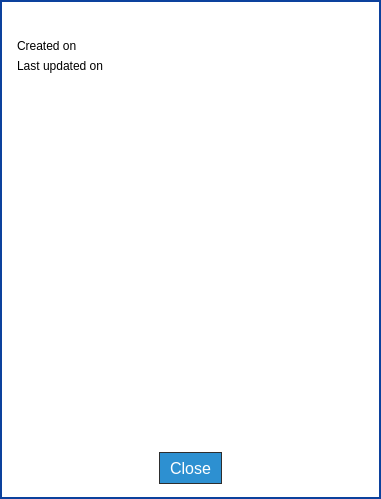
The window that parsec/core/gui/forms/file_history_dialog.ui (stjordanis/parsec-cloud) describes before a commit, drawn with Qt 5.
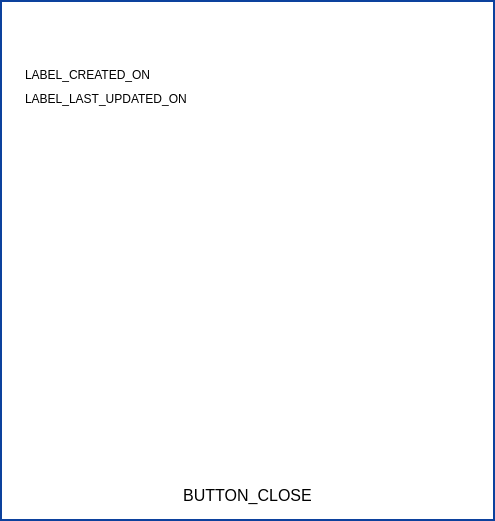
The same window after the commit. Icons and pictures are not drawn. Custom widgets are drawn as their Qt base class.

Commit message: [GUI] Improve file history style

```diff
--- a/parsec/core/gui/forms/file_history_dialog.ui
+++ b/parsec/core/gui/forms/file_history_dialog.ui
@@ -6,17 +6,18 @@
    <rect>
     <x>0</x>
     <y>0</y>
-    <width>381</width>
-    <height>499</height>
+    <width>495</width>
+    <height>521</height>
    </rect>
   </property>
   <property name="windowTitle">
    <string>Dialog</string>
   </property>
   <property name="styleSheet">
-   <string notr="true">QDialog#FileHistoryDialog
+   <string notr="true">#button_close_corner
 {
-background-color: rgb(255, 255, 255);
+border: none;
+background-color: none;
 }</string>
   </property>
   <layout class="QVBoxLayout" name="verticalLayout">
@@ -39,70 +40,83 @@
 {
 border: 2px solid rgb(12, 65, 157);
 background-color: rgb(255, 255, 255);
-}
-
-QLineEdit
-{
-border: 1px solid rgb(46, 46, 46);
-padding-left: 10px;
-color: rgb(0, 0, 0);
-}
-
-QLineEdit:disabled
-{
-background-color: rgb(200, 200, 200);
-}
-
-QComboBox
-{
-border: 1px solid rgb(46, 46, 46);
-background-color: white;
-color: black;
-padding-left: 5px;
-}
-
-QComboBox:disabled
-{
-background-color: rgb(220, 220, 220);
-}
-
-QComboBox::drop-down
-{
-border: 0px;
-background-color: rgb(255, 255, 255);
-}
-
-QComboBox::down-arrow
-{
-image: url(:/icons/images/icons/down-arrow.png);
-width: 16px;
-height: 16px;
-padding-right: 5px;
-}
-
-QComboBox::drop-down:disabled
-{
-background-color: rgb(220, 220, 220);
 }</string>
      </property>
      <layout class="QVBoxLayout" name="verticalLayout_2">
       <property name="leftMargin">
-       <number>2</number>
+       <number>0</number>
       </property>
       <property name="topMargin">
-       <number>15</number>
+       <number>0</number>
       </property>
       <property name="rightMargin">
-       <number>2</number>
+       <number>0</number>
       </property>
       <property name="bottomMargin">
-       <number>15</number>
+       <number>10</number>
+      </property>
+      <item>
+       <layout class="QHBoxLayout" name="horizontalLayout_4">
+        <property name="spacing">
+         <number>0</number>
+        </property>
+        <item>
+         <spacer name="horizontalSpacer_2">
+          <property name="orientation">
+           <enum>Qt::Horizontal</enum>
+          </property>
+          <property name="sizeHint" stdset="0">
+           <size>
+            <width>40</width>
+            <height>20</height>
+           </size>
+          </property>
+         </spacer>
+        </item>
+        <item>
+         <widget class="QPushButton" name="button_close_corner">
+          <property name="text">
+           <string/>
+          </property>
+          <property name="icon">
+           <iconset resource="../rc/resources.qrc">
+            <normaloff>:/icons/images/icons/menu_cancel.png</normaloff>:/icons/images/icons/menu_cancel.png</iconset>
+          </property>
+          <property name="iconSize">
+           <size>
+            <width>20</width>
+            <height>20</height>
+           </size>
+          </property>
+         </widget>
+        </item>
+       </layout>
+      </item>
+      <item>
+       <widget class="QWidget" name="widget_2" native="true">
+        <layout class="QVBoxLayout" name="verticalLayout_4">
+         <property name="spacing">
+          <number>10</number>
+         </property>
+         <property name="leftMargin">
+          <number>10</number>
+         </property>
+         <property name="topMargin">
+          <number>10</number>
+         </property>
+         <property name="rightMargin">
+          <number>10</number>
+         </property>
+         <property name="bottomMargin">
+          <number>10</number>
       </property>
       <item>
        <widget class="QLabel" name="label_file_name">
         <property name="font">
          <font>
-          <pointsize>12</pointsize>
+             <pointsize>14</pointsize>
+             <weight>75</weight>
+             <bold>true</bold>
          </font>
         </property>
         <property name="text">
@@ -127,7 +141,7 @@
            </sizepolicy>
           </property>
           <property name="text">
-           <string>Created on</string>
+              <string>LABEL_CREATED_ON</string>
           </property>
          </widget>
         </item>
@@ -157,6 +171,9 @@
         <property name="rightMargin">
          <number>15</number>
         </property>
+           <property name="bottomMargin">
+            <number>10</number>
+           </property>
         <item>
          <widget class="QLabel" name="label_2">
           <property name="sizePolicy">
@@ -166,7 +183,7 @@
            </sizepolicy>
           </property>
           <property name="text">
-           <string>Last updated on</string>
+              <string>LABEL_LAST_UPDATED_ON</string>
           </property>
          </widget>
         </item>
@@ -189,15 +206,7 @@
        </layout>
       </item>
       <item>
-       <layout class="QVBoxLayout" name="verticalLayout_3">
-        <property name="topMargin">
-         <number>10</number>
-        </property>
-        <property name="bottomMargin">
-         <number>10</number>
-        </property>
-        <item>
-         <widget class="QListWidget" name="history_list">
+          <widget class="ListWidget" name="history_list">
           <property name="frameShape">
            <enum>QFrame::NoFrame</enum>
           </property>
@@ -210,9 +219,16 @@
           <property name="editTriggers">
            <set>QAbstractItemView::NoEditTriggers</set>
           </property>
+           <property name="alternatingRowColors">
+            <bool>true</bool>
+           </property>
+           <property name="selectionMode">
+            <enum>QAbstractItemView::NoSelection</enum>
+           </property>
          </widget>
         </item>
        </layout>
+       </widget>
       </item>
       <item>
        <layout class="QHBoxLayout" name="horizontalLayout">
@@ -252,28 +268,10 @@
            <enum>Qt::RightToLeft</enum>
           </property>
           <property name="styleSheet">
-           <string notr="true">QPushButton#button_close
-{
-background-color: rgb(45, 144, 209);
-border: 1px solid rgb(46, 46, 46);
-color: rgb(255, 255, 255);
-padding-left: 10px;
-padding-right: 10px;
-}
-
-QPushButton#button_close:disabled
-{
-border: 1px solid rgb(46, 46, 46);
-background-color: rgb(112, 122, 153);
-color: rgb(255, 255, 255);
-}</string>
+           <string notr="true"/>
           </property>
           <property name="text">
-           <string>Close</string>
-          </property>
-          <property name="icon">
-           <iconset resource="../rc/resources.qrc">
-            <normaloff>:/icons/images/icons/cancel_white.png</normaloff>:/icons/images/icons/cancel_white.png</iconset>
+           <string>BUTTON_CLOSE</string>
           </property>
           <property name="iconSize">
            <size>
@@ -306,6 +304,18 @@
    </item>
   </layout>
  </widget>
+ <customwidgets>
+  <customwidget>
+   <class>ShadowedButton</class>
+   <extends>QPushButton</extends>
+   <header>parsec.core.gui.custom_widgets</header>
+  </customwidget>
+  <customwidget>
+   <class>ListWidget</class>
+   <extends>QListWidget</extends>
+   <header>parsec.core.gui.custom_widgets</header>
+  </customwidget>
+ </customwidgets>
  <resources>
   <include location="../rc/resources.qrc"/>
  </resources>
```
Left out of the diff: 18 changed lines with no effect on the pictures. Lines whose indentation alone changed are shown as unchanged. The commit also changes 10 other files.
